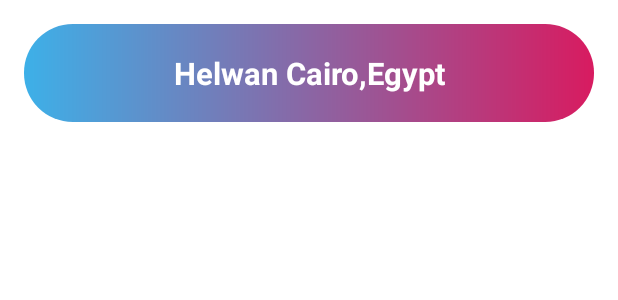
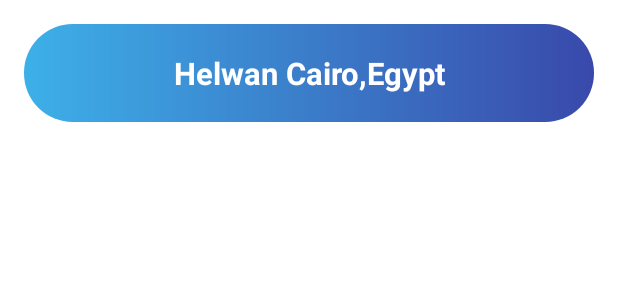
Before and after one commit to Esraa-Sayed/Weather-Forecast, an Android app: the layout favouriate_row.xml on its own in the app's theme, with its tools: preview values and no code run, on a phone screen of 412 x 824 dp. Shown: the top 300 px of the screen. Run offline under Robolectric (Android 15) with nearby library versions, the phone set to English and light mode, and no system bars.

Commit message:
last version

```diff
--- a/app/src/main/java/com/example/weatherforecast/FavouriteScreen/view/FavouriteFragment.kt
+++ b/app/src/main/java/com/example/weatherforecast/FavouriteScreen/view/FavouriteFragment.kt
@@ -86,5 +86,8 @@ class FavouriteFragment : Fragment() {
 
     override fun onStart() {
         super.onStart()
+        favouriteViewModel.getLocalFavouriate().observe(viewLifecycleOwner, Observer {
+            sendDataToAdapter(it)
+        })
     }
 }
--- a/app/src/main/java/com/example/weatherforecast/viewModel/ViewModelMainActivtyAndSetting.kt
+++ b/app/src/main/java/com/example/weatherforecast/viewModel/ViewModelMainActivtyAndSetting.kt
@@ -38,7 +38,9 @@ class ViewModelMainActivtyAndSetting(private val _repo: RepositoryInterface): Vi
         return _repo.readStringFromSharedPreferences(dataNeed)
     }
     fun insertFavouriatePlace(favouriteModel: FavouriteModel){
-        viewModelScope.launch(Dispatchers.IO) { _repo.insertFavouriateModel(favouriteModel)}
+        viewModelScope.launch(Dispatchers.IO) {
+            _repo.insertFavouriateModel(favouriteModel)
+        }
     }
 
 }
--- a/app/src/main/res/drawable/my_gradient_drawable.xml
+++ b/app/src/main/res/drawable/my_gradient_drawable.xml
@@ -3,6 +3,6 @@
     <gradient
         android:type="linear"
         android:angle="180"
-        android:startColor="#D81B60"
+        android:startColor="#3949AB"
         android:endColor="#3DB0E8" />
 </shape>
```
